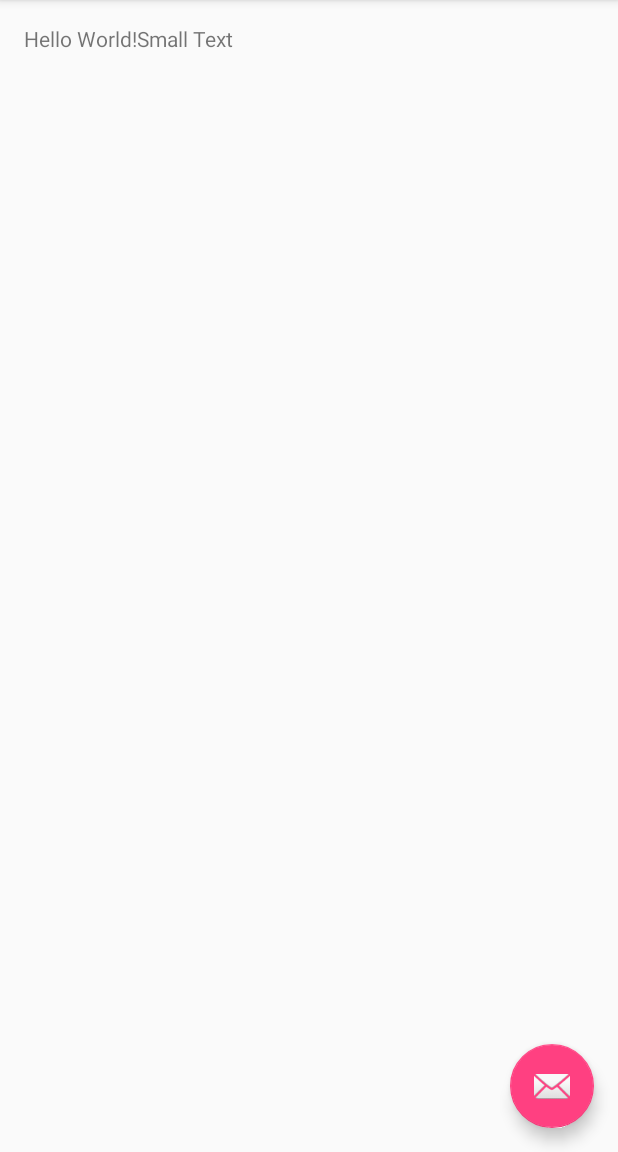
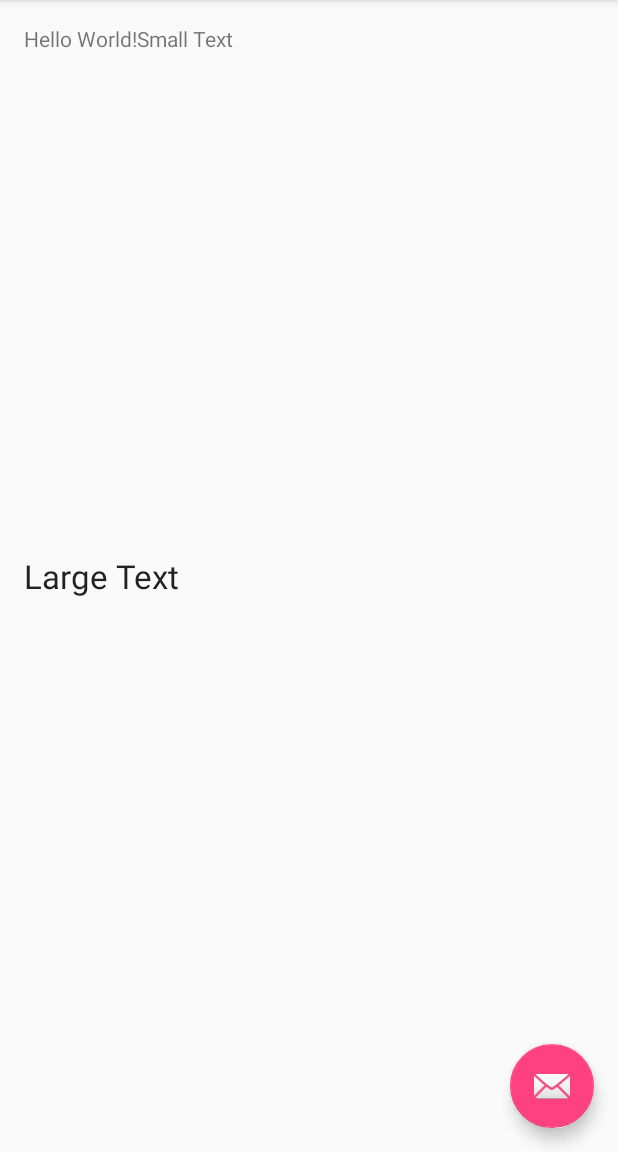
Before and after one commit to zhz159/testp2, an Android app: the screen it shows after launch (MainActivity), on a phone screen of 412 x 824 dp, the part 84-1236 px from its top. Run offline under Robolectric (Android 15) with nearby library versions, the phone set to English and light mode, and no system bars.

Commit message:
newer new text

```diff
--- a/app/src/main/res/layout/content_main.xml
+++ b/app/src/main/res/layout/content_main.xml
@@ -25,4 +25,14 @@
         android:text="Small Text"
         android:id="@+id/textView"
         android:layout_toRightOf="@+id/textView2" />
+
+    <TextView
+        android:layout_width="wrap_content"
+        android:layout_height="wrap_content"
+        android:textAppearance="?android:attr/textAppearanceLarge"
+        android:text="Large Text"
+        android:id="@+id/textView3"
+        android:layout_centerVertical="true"
+        android:layout_alignParentLeft="true"
+        android:layout_alignParentStart="true" />
 </RelativeLayout>
```
